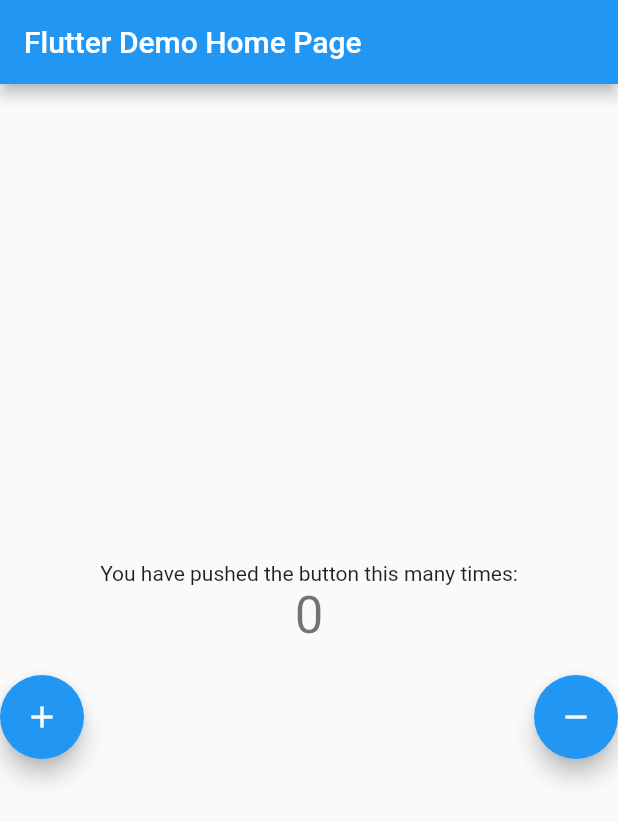
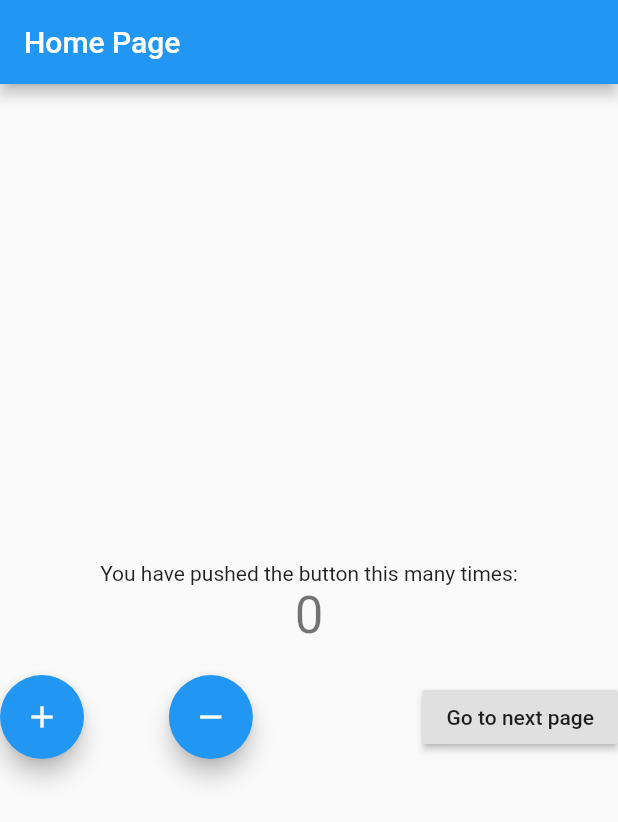
Before and after one commit to ndemeyvan/UnderStandBlocInFlutter, a Flutter app: the screen it shows after launch, after a tap on the "add" icon, on a phone screen of 412 x 824 dp. Shown: the top 822 px of the screen. Run offline on Flutter 3.47's test engine with Material 2 defaults, Android fonts, the phone set to English and light mode, and no system bars; our stand-ins replace bloc, equatable, flutter_bloc.

Commit message:
named , generated , anonymous routes navigation with bloc

```diff
--- a/lib/main.dart
+++ b/lib/main.dart
@@ -1,5 +1,8 @@
 import 'package:flutter/material.dart';
 import 'package:flutter_bloc/flutter_bloc.dart';
+import 'package:untitled/presentation/pages/Home.dart';
+import 'package:untitled/presentation/pages/second_screen.dart';
+import 'package:untitled/presentation/router/app_routes.dart';
 
 import 'businness_logic/cubit/counter_cubit.dart';
 
@@ -8,100 +11,37 @@ void main() {
 }
 
 class MyApp extends StatelessWidget {
+AppRouter appRouter = AppRouter();
   // This widget is the root of your application.
   @override
   Widget build(BuildContext context) {
-    return BlocProvider<CounterCubit>(
-      create: (context) => CounterCubit(),
-      child: MaterialApp(
-        title: 'Flutter Demo',
-        theme: ThemeData(
-          primarySwatch: Colors.blue,
-          visualDensity: VisualDensity.adaptivePlatformDensity,
-        ),
-        home: MyHomePage(title: 'Flutter Demo Home Page'),
+    return MaterialApp(
+      title: 'Flutter Demo',
+      theme: ThemeData(
+        primarySwatch: Colors.blue,
+        visualDensity: VisualDensity.adaptivePlatformDensity,
       ),
+
+      //AVEC GENERIC NAVIGATION
+      onGenerateRoute: appRouter.onGenerateRoute,
+      /////AVEC NAMED ROUTE NAVIGATION
+      // routes: {
+      //   '/': (context) =>
+      //       BlocProvider.value(
+      //         value:  counterCubit,
+      //         child: MyHomePage(title: "Home Page",),
+      //       ),
+      //   '/second': (context) =>
+      //       BlocProvider.value(
+      //         value:  counterCubit,
+      //         child: SecondPage(title: "SecondScreen"),
+      //       ),
+      //   '/third': (context) =>
+      //       BlocProvider.value(
+      //         value:  counterCubit,
+      //         child: SecondPage(title: "SecondScreen"),
+      //       )
+      // },
     );
   }
 }
-
-class MyHomePage extends StatefulWidget {
-  MyHomePage({Key key, this.title}) : super(key: key);
-  final String title;
-
-  @override
-  _MyHomePageState createState() => _MyHomePageState();
-}
-
-class _MyHomePageState extends State<MyHomePage> {
-  int _counter = 0;
-
-  void _incrementCounter() {
-    setState(() {
-      _counter++;
-    });
-  }
-
-  @override
-  Widget build(BuildContext context) {
-    return Scaffold(
-      appBar: AppBar(
-        title: Text(widget.title),
-      ),
-      //le Bloclistener ecoute le stream et excecute une fonction
-      //il ne rafraichis pas l'ecran , il faut l'utiliser pour des operations de logique
-      body: Center(
-        child: Column(
-          mainAxisAlignment: MainAxisAlignment.center,
-          children: <Widget>[
-            Text(
-              'You have pushed the button this many times:',
-            ),
-            // Le blocBuilder lui par contre rafraichi l'ecran et passe la valeur actuel au state
-            //BlocListener et BlocBuilder sont compris dans BlocConsumer
-            BlocConsumer<CounterCubit, CounterState>(
-              listener: (context, state) {
-                // TODO: implement listener}
-                if (state.wasIncremented == true) {
-                  Scaffold.of(context).showSnackBar(SnackBar(
-                    content: Text("Incremented"),
-                    duration: Duration(microseconds: 300),
-                  ));
-                }
-              },
-              builder: (context, state) {
-                return Text(
-                  '${state.counterValue}',
-                  style: Theme.of(context).textTheme.headline4,
-                );
-              },
-            ),
-            SizedBox(
-              height: 20,
-            ),
-            Row(
-              mainAxisAlignment: MainAxisAlignment.spaceBetween,
-              children: [
-                FloatingActionButton(
-                  onPressed: () {
-                    BlocProvider.of<CounterCubit>(context).increment(10);
-                  },
-                  tooltip: 'Increment',
-                  child: Icon(Icons.add),
-                ),
-                FloatingActionButton(
-                  onPressed: () {
-                    BlocProvider.of<CounterCubit>(context).decrement();
-                  },
-                  tooltip: 'Decrement',
-                  child: Icon(Icons.remove),
-                ),
-              ],
-            )
-          ],
-        ),
-      ),
-      // This trailing comma makes auto-formatting nicer for build methods.
-    );
-  }
-}
--- /dev/null
+++ b/lib/presentation/pages/Home.dart
@@ -0,0 +1,108 @@
+import 'package:flutter/material.dart';
+import 'package:flutter_bloc/flutter_bloc.dart';
+import 'package:untitled/businness_logic/cubit/counter_cubit.dart';
+import 'package:untitled/presentation/pages/second_screen.dart';
+
+class MyHomePage extends StatefulWidget {
+  MyHomePage({Key key, this.title}) : super(key: key);
+  final String title;
+
+  @override
+  _MyHomePageState createState() => _MyHomePageState();
+}
+
+class _MyHomePageState extends State<MyHomePage> {
+  int _counter = 0;
+
+  void _incrementCounter() {
+    setState(() {
+      _counter++;
+    });
+  }
+
+  @override
+  Widget build(BuildContext context) {
+    return Scaffold(
+      appBar: AppBar(
+        title: Text(widget.title),
+      ),
+      //le Bloclistener ecoute le stream et excecute une fonction
+      //il ne rafraichis pas l'ecran , il faut l'utiliser pour des operations de logique
+      body: Center(
+        child: Column(
+          mainAxisAlignment: MainAxisAlignment.center,
+          children: <Widget>[
+            Text(
+              'You have pushed the button this many times:',
+            ),
+            // Le blocBuilder lui par contre rafraichi l'ecran et passe la valeur actuel au state
+            //BlocListener et BlocBuilder sont compris dans BlocConsumer
+            BlocConsumer<CounterCubit, CounterState>(
+              listener: (context, state) {
+                // TODO: implement listener}
+                if (state.wasIncremented == true) {
+                  Scaffold.of(context).showSnackBar(SnackBar(
+                    content: Text("Incremented"),
+                    duration: Duration(microseconds: 300),
+                  ));
+                }
+              },
+              builder: (context, state) {
+                return Text(
+                  '${state.counterValue}',
+                  style: Theme.of(context).textTheme.headline4,
+                );
+              },
+            ),
+            SizedBox(
+              height: 20,
+            ),
+            Row(
+              mainAxisAlignment: MainAxisAlignment.spaceBetween,
+              children: [
+                FloatingActionButton(
+                  onPressed: () {
+                    BlocProvider.of<CounterCubit>(context).increment(10);
+                  },
+                  tooltip: 'Increment',
+                  child: Icon(Icons.add),
+                  heroTag: "btn234",
+
+                ),
+                FloatingActionButton(
+                  onPressed: () {
+                    BlocProvider.of<CounterCubit>(context).decrement();
+                  },
+                  tooltip: 'Decrement',
+                  child: Icon(Icons.remove),
+                  heroTag: "btn23",
+
+                ),
+                SizedBox(
+                  height: 20,
+                ),
+                RaisedButton(
+                    onPressed: () {
+                      //go to secondScreen
+                      // ici la seconde page va crasher si on ne donne pas
+                      // l'instance du bloc provider actuel a la page suivante
+                      // il est donc neccessaire d'utiliser un BlocProvider.value
+                      ////////ANONYMOUS NAVIGATION WITH BLOCPROVIDER
+                      // Navigator.of(context).push(MaterialPageRoute(
+                      //     builder: (ctx) => BlocProvider.value(
+                      //         value: BlocProvider.of<CounterCubit>(context),
+                      //         child: SecondPage(title: "second Page"))));
+
+                      /////NAMED NAVIGATION WITH BLOCPRIDER , VOIR LE MAIN au niveau des routes
+                      Navigator.of(context).pushNamed("/second");
+                    },
+                    child: Text("Go to next page"))
+              ],
+            )
+          ],
+        ),
+      ),
+      // This trailing comma makes auto-formatting nicer for build methods.
+    );
+  }
+}
--- /dev/null
+++ b/lib/presentation/router/app_routes.dart
@@ -0,0 +1,45 @@
+import 'package:flutter/cupertino.dart';
+import 'package:flutter/material.dart';
+import 'package:flutter_bloc/flutter_bloc.dart';
+import 'package:untitled/businness_logic/cubit/counter_cubit.dart';
+import 'package:untitled/presentation/pages/Home.dart';
+import 'package:untitled/presentation/pages/second_screen.dart';
+import 'package:untitled/presentation/pages/thirdScreen.dart';
+
+class AppRouter {
+  CounterCubit counterCubit = CounterCubit();
+
+  Route onGenerateRoute(RouteSettings routeSettings) {
+    switch (routeSettings.name) {
+      case "/":
+        return MaterialPageRoute(builder: (_) =>
+            BlocProvider.value(
+              value: counterCubit,
+              child: MyHomePage(title: "Home Page"),
+            ));
+        break;
+      case "/second":
+        return MaterialPageRoute(
+            builder: (_) =>
+                BlocProvider.value(
+                  value: counterCubit,
+                  child: SecondPage(title: "Second Page"),
+                ));
+        break;
+      case "/third":
+        return MaterialPageRoute(builder: (_) =>
+            BlocProvider.value(
+              value:  counterCubit,
+              child: ThirdPage(),
+            ));
+        break;
+      default:
+        null;
+    }
+  }
+
+  void dispose (){
+    counterCubit.close();
+  }
+
+}
```
Also changed, not shown: lib/presentation/pages/second_screen.dart (added, +88 -0 lines), lib/presentation/pages/thirdScreen.dart (added, +20 -0 lines).
